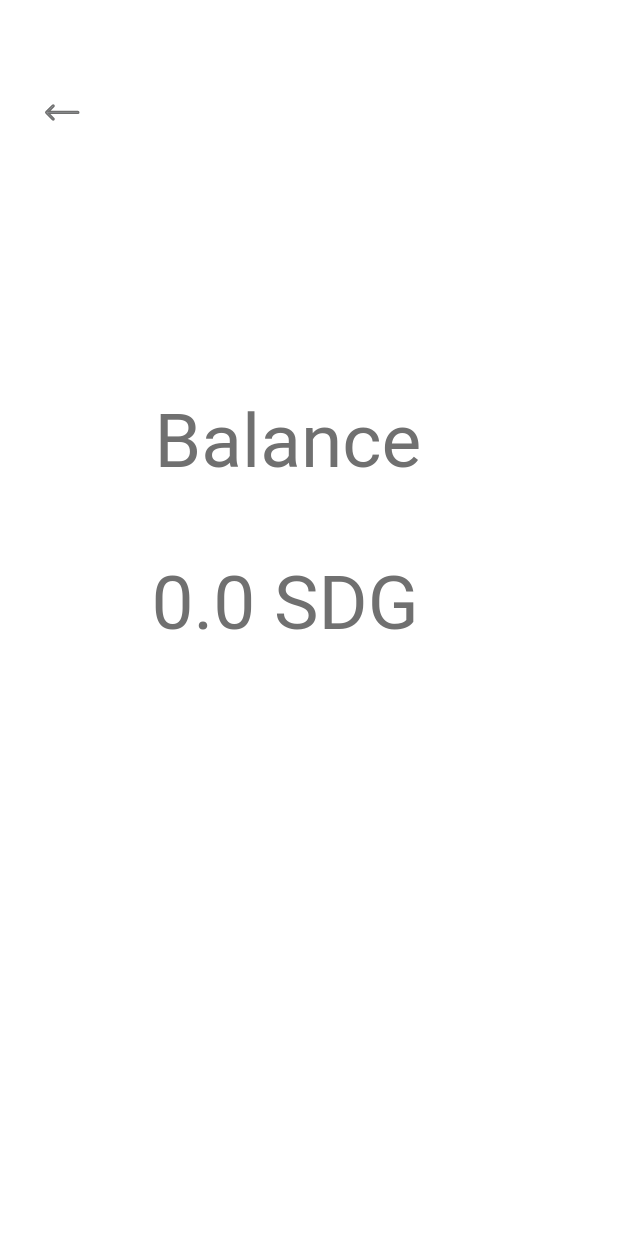
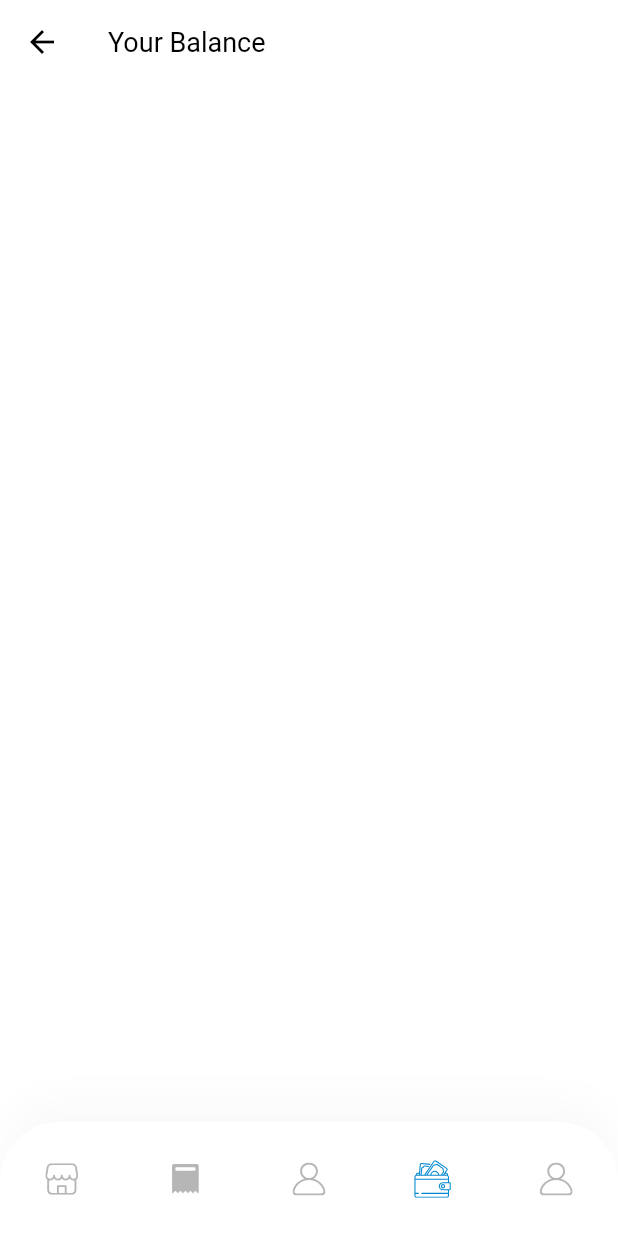
Before and after one commit to MotammadElimam/sellerapplication, a Flutter app: the BalancePage screen opened by its route, on a phone screen of 412 x 824 dp. Run offline on Flutter 3.47's test engine with Material 2 defaults, Android fonts, the phone set to English and light mode, and no system bars; our stand-ins replace flutter_svg, shared_preferences, supercharged; accounts and stored records are empty; Roboto replaces fonts that are missing (Segoe UI); project files that could hold a hidden picture were left out.

Commit message:
no message

```diff
--- a/lib/components/coustom_bottom_nav_bar.dart
+++ b/lib/components/coustom_bottom_nav_bar.dart
@@ -65,9 +65,19 @@ class CustomBottomNavBar extends StatelessWidget {
               ),
               IconButton(
                 icon: SvgPicture.asset(
-                  "assets/icons/order.svg",
-                  width: 40,
-                  height: 40,
+                  "assets/icons/User Icon.svg",
+                  color: MenuState.profile == selectedMenu
+                      ? kPrimaryColor
+                      : inActiveIconColor,
+                ),
+                onPressed: () =>
+                    Navigator.pushNamed(context, ProfileScreen.routeName),
+              ),
+              IconButton(
+                icon: SvgPicture.asset(
+                  "assets/icons/wallet1.svg",
+                  width: 25,
+                  height: 25,
                   fit: BoxFit.contain,
                   color: MenuState.wallet == selectedMenu
                       ? kPrimaryColor
--- a/lib/screens/balance_page/balancePage.dart
+++ b/lib/screens/balance_page/balancePage.dart
@@ -1,53 +1,29 @@
 import 'package:flutter/material.dart';
 import 'package:flutter_svg/flutter_svg.dart';
+import 'package:sellerapplication/components/coustom_bottom_nav_bar.dart';
+import 'package:sellerapplication/enums.dart';
 
 class BalancePage extends StatelessWidget {
-  static String routeName = "/BalancePage";
-  BalancePage({
-    Key key,
-  }) : super(key: key);
+  static String routeName = "/wishlist";
   @override
   Widget build(BuildContext context) {
     return Scaffold(
-      backgroundColor: const Color(0xffffffff),
-      body: Stack(
-        children: <Widget>[
-          Transform.translate(
-            offset: Offset(30.5, 70.0),
-            child: SvgPicture.string(
-              _svg_7p1127,
-              allowDrawingOutsideViewBox: true,
-            ),
-          ),
-          Transform.translate(
-            offset: Offset(101.0, 373.0),
-            child: Text(
-              '0.0 SDG',
-              style: TextStyle(
-                fontFamily: 'Segoe UI',
-                fontSize: 50,
-                color: const Color(0xff707070),
-              ),
-              textAlign: TextAlign.left,
-            ),
-          ),
-          Transform.translate(
-            offset: Offset(103.0, 265.0),
-            child: Text(
-              'Balance',
-              style: TextStyle(
-                fontFamily: 'Segoe UI',
-                fontSize: 50,
-                color: const Color(0xff707070),
-              ),
-              textAlign: TextAlign.left,
-            ),
+      appBar: buildAppBar(context),
+      //body:
+       bottomNavigationBar: CustomBottomNavBar(selectedMenu: MenuState.wallet),
+    );
+  }
+
+  AppBar buildAppBar(BuildContext context) {
+    return AppBar(
+      title: Column(
+        children: [
+          Text(
+            "Your Balance",
+            style: TextStyle(color: Colors.black),
           ),
         ],
       ),
     );
   }
 }
-
-const String _svg_7p1127 =
-    '<svg viewBox="30.5 70.0 22.0 9.9" ><path transform="translate(30.5, 70.0)" d="M 22 4.969542980194092 C 22 4.653130054473877 21.74407768249512 4.397208213806152 21.42766571044922 4.397208213806152 L 1.945008516311646 4.397208213806152 L 5.369712352752686 0.9725042581558228 C 5.593062400817871 0.7491539716720581 5.593062400817871 0.3908629417419434 5.369712352752686 0.1675126850605011 C 5.1463623046875 -0.05583756417036057 4.788071155548096 -0.05583756417036057 4.564720630645752 0.1675126850605011 L 0.1675126850605011 4.564720630645752 C -0.05583756417036057 4.788071155548096 -0.05583756417036057 5.1463623046875 0.1675126850605011 5.369712352752686 L 4.564720630645752 9.76692008972168 C 4.676395893096924 9.878595352172852 4.820642948150635 9.934432983398438 4.969542980194092 9.934432983398438 C 5.118443489074707 9.934432983398438 5.262690544128418 9.878595352172852 5.374365329742432 9.76692008972168 C 5.597715854644775 9.543570518493652 5.597715854644775 9.18527889251709 5.374365329742432 8.961929321289063 L 1.949661612510681 5.537225246429443 L 21.43697166442871 5.537225246429443 C 21.74407768249512 5.537225246429443 22 5.285955905914307 22 4.969542980194092 Z" fill="#c5ccd6" stroke="#707070" stroke-width="1" stroke-miterlimit="4" stroke-linecap="butt" /></svg>';
--- a/lib/screens/profile/components/profile_pic.dart
+++ b/lib/screens/profile/components/profile_pic.dart
@@ -16,7 +16,7 @@ class ProfilePic extends StatelessWidget {
         overflow: Overflow.visible,
         children: [
           CircleAvatar(
-            backgroundImage: AssetImage("assets/images/Profile Image.png"),
+           // backgroundImage: AssetImage("assets/images/big_4.png"),
           ),
           Positioned(
             right: -16,
```
Also changed, not shown: assets/images/Motammad.png (added).
